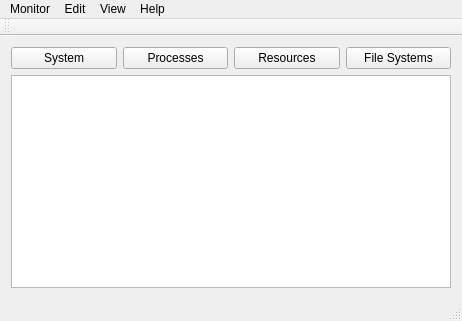
First picture: the form in SystemMonitor/mainwindow.ui, repository nayak6/System-Monitor, before the edit.
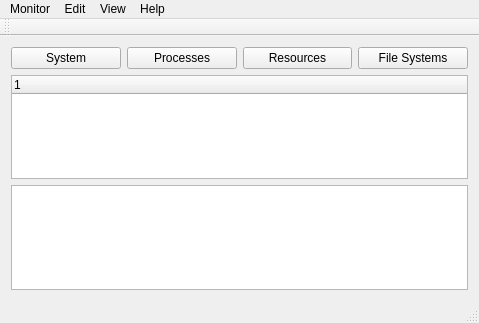
Second picture: the form after the edit.

Commit message: Basic treeWidget and Right click menu on processes working

Patch:
```diff
--- a/SystemMonitor/mainwindow.ui
+++ b/SystemMonitor/mainwindow.ui
@@ -6,8 +6,8 @@
    <rect>
     <x>0</x>
     <y>0</y>
-    <width>462</width>
-    <height>321</height>
+    <width>479</width>
+    <height>323</height>
    </rect>
   </property>
   <property name="windowTitle">
@@ -15,6 +15,9 @@
   </property>
   <widget class="QWidget" name="centralWidget">
    <layout class="QGridLayout" name="gridLayout">
+    <item row="2" column="0" colspan="4">
+     <widget class="QListWidget" name="listWidget"/>
+    </item>
     <item row="0" column="0">
      <widget class="QPushButton" name="pushButton">
       <property name="sizePolicy">
@@ -68,7 +71,13 @@
      </widget>
     </item>
     <item row="1" column="0" colspan="4">
-     <widget class="QListWidget" name="listWidget"/>
+     <widget class="QTreeWidget" name="treeWidget">
+      <column>
+       <property name="text">
+        <string notr="true">1</string>
+       </property>
+      </column>
+     </widget>
     </item>
    </layout>
   </widget>
@@ -77,7 +86,7 @@
     <rect>
      <x>0</x>
      <y>0</y>
-     <width>462</width>
+     <width>479</width>
      <height>20</height>
     </rect>
    </property>
```
The commit also changes 12 other files.
